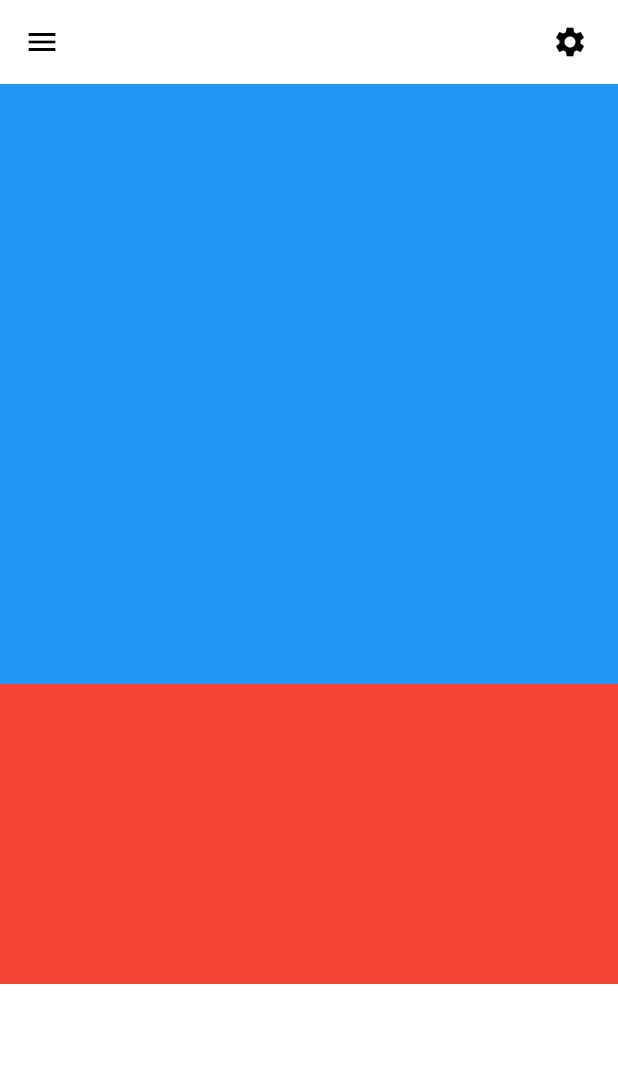
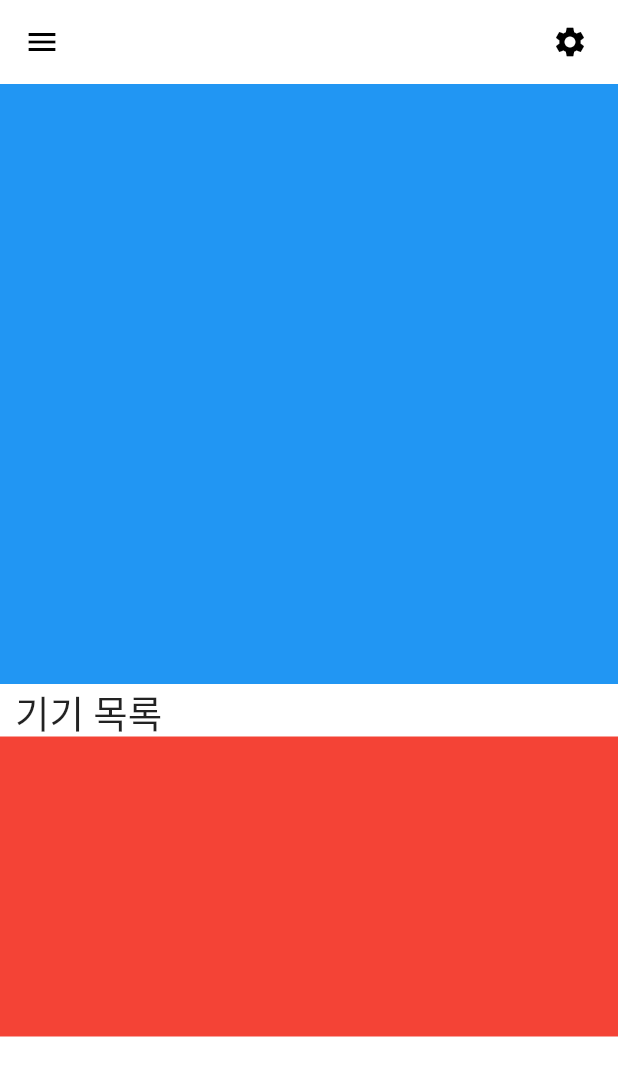
Before and after one commit to Yoochanhong/JGS, a Flutter app: the screen it shows after launch, on a phone screen of 412 x 824 dp. Shown: the top 1076 px of the screen. Run offline on Flutter 3.47's test engine with Material 2 defaults, Android fonts, the phone set to English and light mode, and no system bars.

Commit message:
글씨 추가

```diff
--- a/lib/main.dart
+++ b/lib/main.dart
@@ -30,13 +30,24 @@ class MyHomePage extends StatelessWidget {
           SizedBox(width: 20),
         ],
       ),
-      body: Center(
-        child: Column(
+      body: Column(
+        crossAxisAlignment: CrossAxisAlignment.start,
         children: [
           Container(
             color: Colors.blue,
             width: 500,
             height: 400,
+          ),
+          Row(
+            children: [
+              SizedBox(width: 10),
+              SizedBox(
+                  height: 35,
+                  child: Text(
+                    "기기 목록",
+                    style: TextStyle(fontSize: 25.0),
+                  )),
+            ],
           ),
           Container(
             color: Colors.red,
@@ -45,7 +56,6 @@ class MyHomePage extends StatelessWidget {
           ),
         ],
       ),
-      ),
     );
   }
 }
```
Lines whose indentation alone changed are shown as unchanged.
